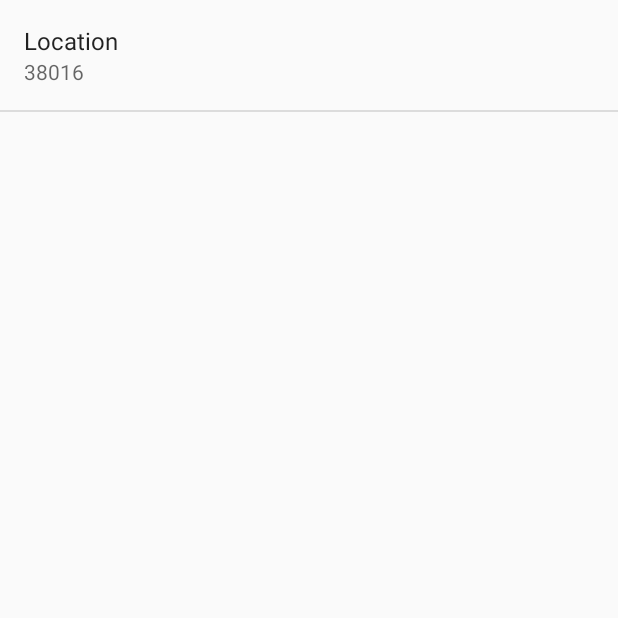
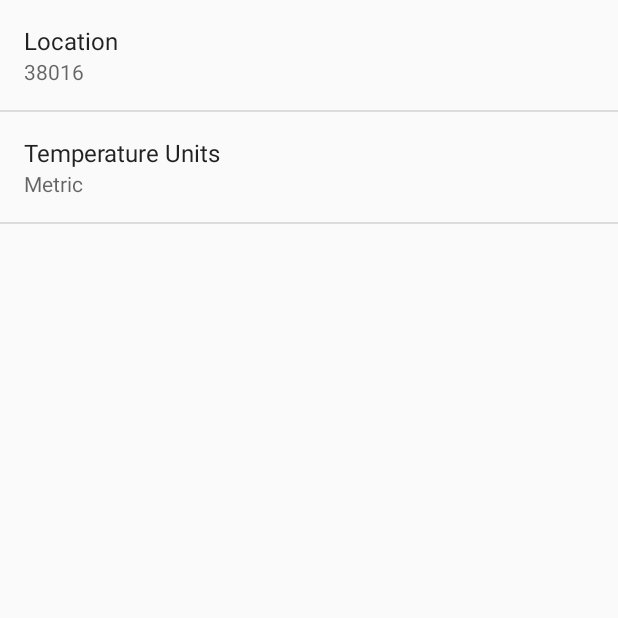
Before and after one commit to amogh12/Sunshine, an Android app: the screen it shows after launch (SettingsActivity), in the options menu, after a tap on "Settings", on a phone screen of 412 x 824 dp, the top half of it. Run offline under Robolectric (Android 15) with nearby library versions, the phone set to English and light mode, and no system bars.

```diff
--- a/app/src/main/java/com/wpappdever/sunshine/DetailActivityFragment.java
+++ b/app/src/main/java/com/wpappdever/sunshine/DetailActivityFragment.java
@@ -3,8 +3,13 @@ package com.wpappdever.sunshine;
 import android.content.Intent;
 import android.support.v4.app.Fragment;
 import android.os.Bundle;
+import android.support.v4.view.MenuItemCompat;
+import android.support.v7.widget.ShareActionProvider;
 import android.util.Log;
 import android.view.LayoutInflater;
+import android.view.Menu;
+import android.view.MenuInflater;
+import android.view.MenuItem;
 import android.view.View;
 import android.view.ViewGroup;
 import android.widget.TextView;
@@ -14,7 +19,13 @@ import android.widget.TextView;
  */
 public class DetailActivityFragment extends Fragment {
 
+    private static final String LOG_TAG = DetailActivityFragment.class.getSimpleName();
+    private static final String FORECAST_SHARE_HASHTAG = " #SunshineApp";
+    private String mForecastStr;
+
     public DetailActivityFragment() {
+        //important to call share
+        setHasOptionsMenu(true);
     }
 
     @Override
@@ -23,12 +34,34 @@ public class DetailActivityFragment extends Fragment {
         Intent intent = getActivity().getIntent();
         View rootView = inflater.inflate(R.layout.fragment_detail, container, false);
         if(intent != null && intent.hasExtra(Intent.EXTRA_TEXT)) {
-            String forecast = intent.getStringExtra(Intent.EXTRA_TEXT);
-            Log.v("FetchWeatherTask", "FOrecast is " +forecast);
+            mForecastStr = intent.getStringExtra(Intent.EXTRA_TEXT);
+            Log.v("FetchWeatherTask", "FOrecast is " +mForecastStr);
             ((TextView) rootView.findViewById(R.id.detailText))
-                    .setText(forecast);
+                    .setText(mForecastStr);
         }
 
         return rootView;
     }
+
+    @Override
+    public void onCreateOptionsMenu(Menu menu, MenuInflater inflater) {
+        inflater.inflate(R.menu.detailfragment, menu);
+
+        MenuItem menuItem = menu.findItem(R.id.action_share);
+
+        ShareActionProvider mShareActionProvider = (ShareActionProvider) MenuItemCompat.getActionProvider(menuItem);
+        if (mShareActionProvider != null ) {
+            mShareActionProvider.setShareIntent(createShareForecastIntent());
+        } else {
+            Log.d(LOG_TAG, "Share Action Provider is null?");
+        }
+    }
+
+    private Intent createShareForecastIntent() {
+        Intent shareIntent = new Intent(Intent.ACTION_SEND);
+        shareIntent.addFlags(Intent.FLAG_ACTIVITY_CLEAR_WHEN_TASK_RESET);
+        shareIntent.setType("text/pain");
+        shareIntent.putExtra(Intent.EXTRA_TEXT, mForecastStr + FORECAST_SHARE_HASHTAG);
+        return shareIntent;
+    }
 }
--- a/app/src/main/java/com/wpappdever/sunshine/SettingsActivity.java
+++ b/app/src/main/java/com/wpappdever/sunshine/SettingsActivity.java
@@ -26,6 +26,8 @@ public class SettingsActivity extends PreferenceActivity implements Preference.O
         super.onCreate(savedInstanceState);
         addPreferencesFromResource(R.xml.pref_general);
         bindPreferenceSummaryToValue(findPreference(getString(R.string.pref_key_location_key)));
+        bindPreferenceSummaryToValue(findPreference(getString(R.string.pref_units_key)));
+
     }
 
     /**
--- /dev/null
+++ b/app/src/main/res/menu/detailfragment.xml
@@ -0,0 +1,10 @@
+<?xml version="1.0" encoding="utf-8"?>
+<menu xmlns:android="http://schemas.android.com/apk/res/android"
+    xmlns:app="http://schemas.android.com/apk/res-auto">
+    <item android:id="@+id/action_share"
+        android:title="@string/action_share"
+        app:showAsAction="always"
+        app:actionProviderClass="android.support.v7.widget.ShareActionProvider" />
+
+
+</menu>
--- a/app/src/main/res/menu/menu_main.xml
+++ b/app/src/main/res/menu/menu_main.xml
@@ -3,4 +3,7 @@
     xmlns:tools="http://schemas.android.com/tools" tools:context=".MainActivity">
     <item android:id="@+id/action_settings" android:title="@string/action_settings"
         android:orderInCategory="100" app:showAsAction="never" />
+    <item android:id="@+id/action_map"
+        android:title="@string/action_map"
+        app:showAsAction="never" />
 </menu>
--- /dev/null
+++ b/app/src/main/res/values/arrays.xml
@@ -0,0 +1,13 @@
+<?xml version="1.0" encoding="utf-8"?>
+<resources>
+    <string-array name="pref_units_options">
+        <item>@string/pref_units_label_metric</item>
+        <item>@string/pref_units_label_imperial</item>
+    </string-array>
+
+    <string-array name="pref_units_values">
+        <item>@string/pref_units_metric</item>
+        <item>@string/pref_units_imperial</item>
+    </string-array>
+
+</resources>
--- a/app/src/main/res/values/strings.xml
+++ b/app/src/main/res/values/strings.xml
@@ -1,4 +1,6 @@
 <resources>
+    <string name="action_map">Map Location</string>
+    <string name="action_share">Share</string>
     <string name="app_name">Sunshine</string>
     <string name="hello_world">Hello world!</string>
     <string name="action_settings">Settings</string>
--- a/app/src/main/res/values/strings_activity_settings.xml
+++ b/app/src/main/res/values/strings_activity_settings.xml
@@ -7,6 +7,23 @@
     <string name="pref_location_label">Location</string>
     <string name="pref_location_default" translatable="false">38016</string>
 
+    <string name="pref_units_label">Temperature Units</string>
+
+    <!-- Label for metric option in temperature unit preference [CHAR LIMIT=25] -->
+    <string name="pref_units_label_metric">Metric</string>
+
+    <!-- Label for imperial option in temperature unit preference [CHAR LIMIT=25] -->
+    <string name="pref_units_label_imperial">Imperial</string>
+
+    <!-- Key name for temperature unit preference in SharedPreferences [CHAR LIMIT=NONE] -->
+    <string name="pref_units_key" translatable="false">units</string>
+
+    <!-- Value in SharedPreferences for metric temperature unit option [CHAR LIMIT=NONE] -->
+    <string name="pref_units_metric" translatable="false">metric</string>
+
+    <!-- Value in SharedPreferences for imperial temperature unit option [CHAR LIMIT=NONE] -->
+    <string name="pref_units_imperial" translatable="false">imperial</string>
+
 
 
 </resources>
--- a/app/src/main/res/xml/pref_general.xml
+++ b/app/src/main/res/xml/pref_general.xml
@@ -10,4 +10,10 @@
         android:selectAllOnFocus="true"
         android:singleLine="true" />
 
+    <ListPreference
+        android:title="@string/pref_units_label"
+        android:key="@string/pref_units_key"
+        android:defaultValue="@string/pref_units_metric"
+        android:entryValues="@array/pref_units_values"
+        android:entries="@array/pref_units_options" />
 </PreferenceScreen>
```
Also changed, not shown: app/src/main/java/com/wpappdever/sunshine/ForecastFragment.java (+16 -2 lines), app/src/main/java/com/wpappdever/sunshine/MainActivity.java (+24 -1 lines), 1 other file.
